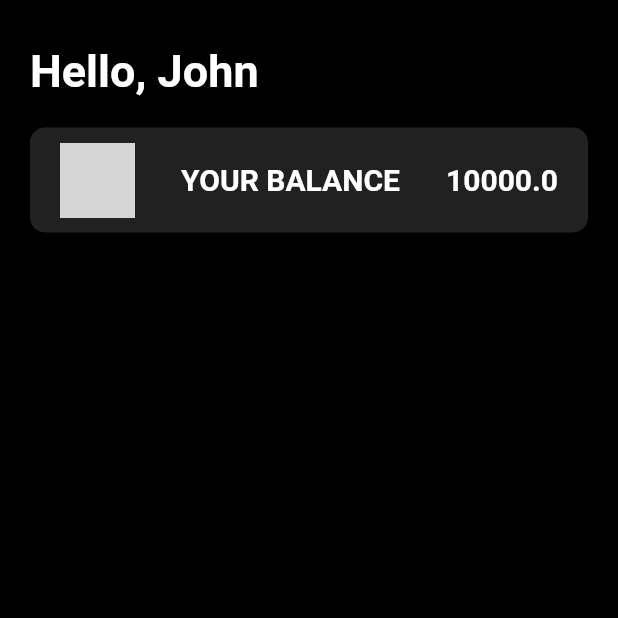
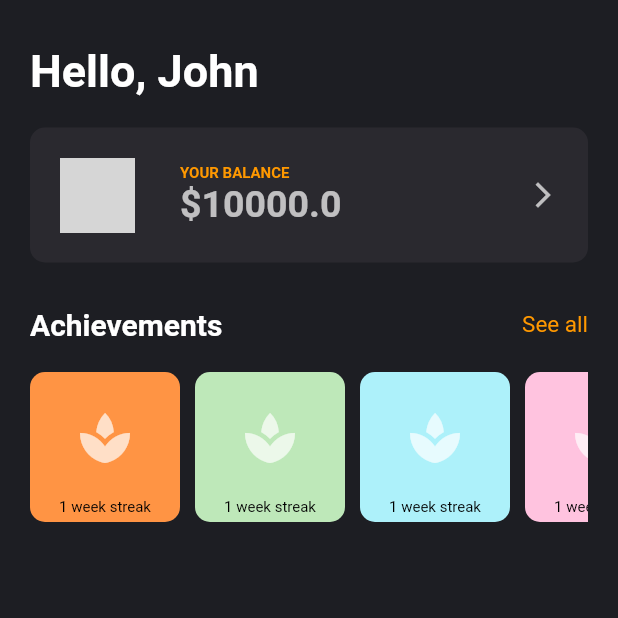
Before and after one commit to ianespana/Proyecto-Final-Flutter, a Flutter app: the screen it shows after launch, on a phone screen of 412 x 824 dp, the top half of it. Run offline on Flutter 3.47's test engine with Material 2 defaults, Android fonts, the phone set to English and light mode, and no system bars; network calls fail; grey boxes are pictures that could not be loaded.

Commit message:
Añadir logros

```diff
--- /dev/null
+++ b/lib/achievement.dart
@@ -0,0 +1,46 @@
+import 'package:flutter/material.dart';
+
+class Achievement extends StatelessWidget {
+  final String name;
+  final IconData icon;
+  final Color color;
+  final EdgeInsets margin;
+  final EdgeInsets padding;
+
+  const Achievement({super.key, required this.name, required this.icon, required this.color, this.margin = EdgeInsets.zero, this.padding = EdgeInsets.zero});
+
+  @override
+  Widget build(BuildContext context) {
+    return Container(
+      margin: margin,
+      padding: padding,
+      height: 100,
+      width: 100,
+      decoration: BoxDecoration(
+        color: color,
+        borderRadius: BorderRadius.circular(10),
+      ),
+      child: Column(
+        mainAxisAlignment: MainAxisAlignment.center,
+        crossAxisAlignment: CrossAxisAlignment.center,
+        children: [
+          Container(
+            padding: const EdgeInsets.only(top: 20, bottom: 20),
+            child: Icon(
+              icon,
+              color: Colors.white70,
+              size: 40,
+            ),
+          ),
+          Text(
+            "$name",
+            style: const TextStyle(
+              color: Colors.black,
+              fontSize: 10,
+            ),
+          ),
+        ],
+      ),
+    );
+  }
+}
--- a/lib/achievements.dart
+++ b/lib/achievements.dart
@@ -1,42 +1,36 @@
 import 'package:flutter/material.dart';
+import 'achievement.dart';
 
-class name extends StatelessWidget {
-  const name({super.key});
+class Achievements extends StatelessWidget {
+  const Achievements({super.key});
 
   @override
   Widget build(BuildContext context) {
     return Scaffold(
       body: ListView(
-          padding: EdgeInsets.symmetric(horizontal: 10.0, vertical: 20.0),
-          children: [
-            _createAchievement(
-                "Racha de una semana", "Invierte diariamente una semana"),
+          padding: const EdgeInsets.symmetric(horizontal: 10.0, vertical: 20.0),
+          children: const [
+            Achievement(name: 'Racha de una semana', icon: Icons.spa, color: Color(0xFFFF9444)),
             Divider(),
-            _createAchievement("Sí", "Sí"),
+            Achievement(name: 'Racha de una semana', icon: Icons.spa, color: Color(0xFFFF9444)),
             Divider(),
-            _createAchievement("Sí", "Sí"),
+            Achievement(name: 'Racha de una semana', icon: Icons.spa, color: Color(0xFFFF9444)),
             Divider(),
-            _createAchievement("Sí", "Sí"),
+            Achievement(name: 'Racha de una semana', icon: Icons.spa, color: Color(0xFFFF9444)),
             Divider(),
-            _createAchievement("Sí", "Sí"),
+            Achievement(name: 'Racha de una semana', icon: Icons.spa, color: Color(0xFFFF9444)),
             Divider(),
-            _createAchievement("Sí", "Sí"),
+            Achievement(name: 'Racha de una semana', icon: Icons.spa, color: Color(0xFFFF9444)),
             Divider(),
-            _createAchievement("Sí", "Sí"),
+            Achievement(name: 'Racha de una semana', icon: Icons.spa, color: Color(0xFFFF9444)),
             Divider(),
-            _createAchievement("Sí", "Sí"),
+            Achievement(name: 'Racha de una semana', icon: Icons.spa, color: Color(0xFFFF9444)),
             Divider(),
-            _createAchievement("Sí", "Sí"),
+            Achievement(name: 'Racha de una semana', icon: Icons.spa, color: Color(0xFFFF9444)),
             Divider(),
-            _createAchievement("Sí", "Sí"),
+            Achievement(name: 'Racha de una semana', icon: Icons.spa, color: Color(0xFFFF9444)),
+            Divider(),
           ]),
     );
   }
 }
-
-Widget _createAchievement(String name, String description) {
-  return Container(
-      child: Column(
-    children: [Text(name), Text(description)],
-  ));
-}
--- a/lib/main.dart
+++ b/lib/main.dart
@@ -1,7 +1,12 @@
 import 'package:flutter/material.dart';
+import 'package:proyecto_final_flutter/achievements.dart';
+import 'achievement.dart';
+
+const Color backgroundColor = Color(0xFF1D1E23);
+const Color cardColor = Color(0xff2a292f);
 
 void main() {
-  runApp(const MyApp(userName: 'John', profileImage: 'https://img.freepik.com/free-vector/businessman-character-avatar-isolated_24877-60111.jpg', balance: 10000,));
+  runApp(const MyApp(userName: 'John', profileImage: 'https://img.freepik.com/free-vector/businessman-character-avatar-isolated_24877-60111.jpg', balance: 10000));
 }
 
 class MyApp extends StatelessWidget {
@@ -14,13 +19,14 @@ class MyApp extends StatelessWidget {
   @override
   Widget build(BuildContext context) {
     return MaterialApp(
+      debugShowCheckedModeBanner: false,
       theme: ThemeData(
         primarySwatch: Colors.grey,
         visualDensity: VisualDensity.adaptivePlatformDensity,
         brightness: Brightness.dark,
       ),
-      home: Scaffold(
-        backgroundColor: Colors.black,
+      home: Builder(builder: (context) => Scaffold(
+        backgroundColor: backgroundColor,
         body: Column(
           children: [
             Padding(
@@ -43,17 +49,18 @@ class MyApp extends StatelessWidget {
               padding: const EdgeInsets.only(top: 20),
               child: Container(
                 margin: const EdgeInsets.only(left: 20, right: 20),
-                height: 70,
+                height: 90,
                 decoration: BoxDecoration(
-                  color: Colors.grey[900],
+                  color: cardColor,
                   borderRadius: BorderRadius.circular(10),
                 ),
                 child: Padding(
                   padding: const EdgeInsets.only(left: 20, right: 20),
                   child: Row(
-                    mainAxisAlignment: MainAxisAlignment.spaceBetween,
+                    mainAxisAlignment: MainAxisAlignment.start,
                     children: [
                       Container(
+                        margin: const EdgeInsets.only(right: 30),
                         height: 50,
                         width: 50,
                         decoration: BoxDecoration(
@@ -64,36 +71,99 @@ class MyApp extends StatelessWidget {
                           ),
                         ),
                       ),
+                      Column(
+                        mainAxisAlignment: MainAxisAlignment.center,
+                        crossAxisAlignment: CrossAxisAlignment.start,
+                        children: [
+                          const Text(
+                            "YOUR BALANCE",
+                            style: TextStyle(
+                              color: Colors.orange,
+                              fontSize: 10,
+                              fontWeight: FontWeight.bold,
+                            ),
+                          ),
+                          Text(
+                            "\$$balance",
+                            style: const TextStyle(
+                              color: Colors.white70,
+                              fontSize: 25,
+                              fontWeight: FontWeight.bold,
+                            ),
+                          ),
+                        ],
+                      ),
+                      const Flexible(fit: FlexFit.tight, child: SizedBox()),
+                      const Icon(
+                        Icons.arrow_forward_ios,
+                        color: Colors.white70,
+                        size: 20,
+                      ),
+                    ],
+                  ),
+                ),
+              ),
+            ),
+            Padding(
+              padding: const EdgeInsets.only(top: 30, left: 20, right: 20),
+              child: Column(
+                children: [
+                  Row(
+                    mainAxisAlignment: MainAxisAlignment.spaceBetween,
+                    children: [
                       const Text(
-                        "YOUR BALANCE",
+                        "Achievements",
                         style: TextStyle(
                           color: Colors.white,
                           fontSize: 20,
                           fontWeight: FontWeight.bold,
                         ),
                       ),
-                      Text(
-                        "$balance",
-                        style: const TextStyle(
-                          color: Colors.white,
-                          fontSize: 20,
-                          fontWeight: FontWeight.bold,
+                      GestureDetector(
+                        onTap: () {
+                          Navigator.push(
+                              context,
+                              MaterialPageRoute(builder: (context) => const Achievements())
+                          );
+                        },
+                        child: const Text(
+                          "See all",
+                          style: TextStyle(
+                            color: Colors.orange,
+                            fontSize: 15,
+                          ),
                         ),
                       ),
                     ],
                   ),
-                ),
+                  Padding(
+                    padding: const EdgeInsets.only(top: 20),
+                    child: SingleChildScrollView(
+                      scrollDirection: Axis.horizontal,
+                      child: Row(
+                        mainAxisAlignment: MainAxisAlignment.start,
+                        children: const [
+                          Achievement(name: '1 week streak', icon: Icons.spa, color: Color(0xFFFF9444)),
+                          Achievement(name: '1 week streak', icon: Icons.spa, color: Color(0xFFBEE8B9), margin: EdgeInsets.only(left: 10),),
+                          Achievement(name: '1 week streak', icon: Icons.spa, color: Color(0xFFADF1FA), margin: EdgeInsets.only(left: 10),),
+                          Achievement(name: '1 week streak', icon: Icons.spa, color: Color(0xFFFFC3DF), margin: EdgeInsets.only(left: 10),),
+                        ],
+                      ),
+                    ),
+                  ),
+                ],
               ),
-            ),
-            // other components
+            )
           ],
         ),
-      ),
+      ),)
     );
   }
 }
 
 class ProfilePage extends StatelessWidget {
+  const ProfilePage({super.key});
+
   @override
   Widget build(BuildContext context) {
     return Scaffold(
```
